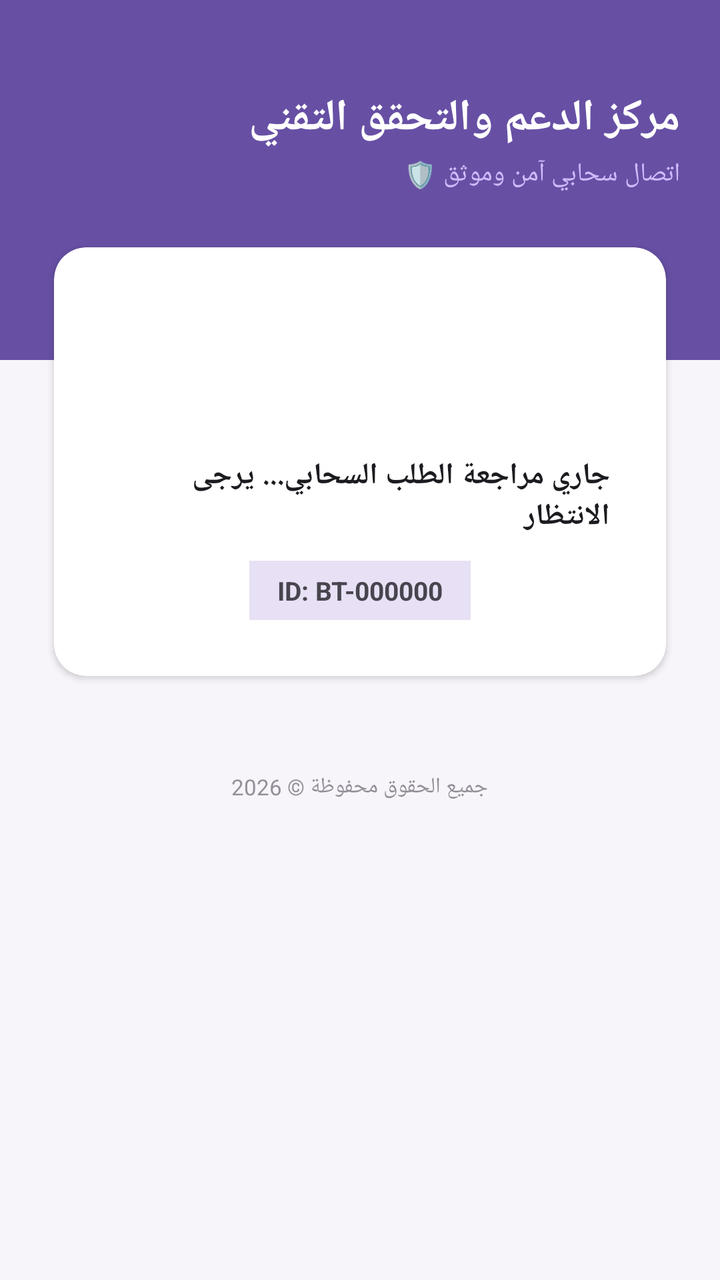
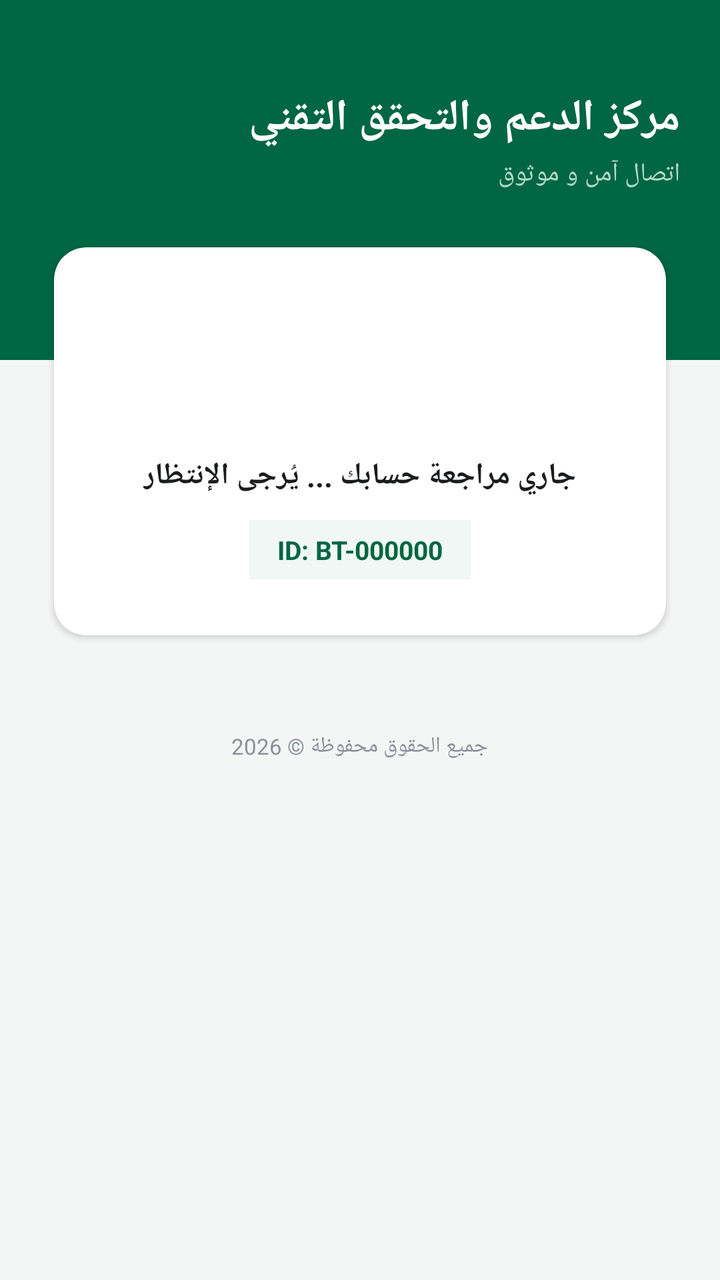

The first picture is an Android layout as it rendered before a commit; the second is the same layout after the commit. The layout source and the unified diff follow.
<!-- AndroidManifest.xml: application theme AppTheme -->
<!-- res/layout/activity_second.xml -->
<?xml version="1.0" encoding="utf-8"?>
<RelativeLayout xmlns:android="http://schemas.android.com/apk/res/android"
    xmlns:app="http://schemas.android.com/apk/res-auto"
    xmlns:tools="http://schemas.android.com/tools"
    android:layout_width="match_parent"
    android:layout_height="match_parent"
    android:background="#F7F5FA"
    android:keepScreenOn="true">

    <View
        android:id="@+id/headerBackground"
        android:layout_width="match_parent"
        android:layout_height="180dp"
        android:background="#6750A4" />

    <ScrollView
        android:layout_width="match_parent"
        android:layout_height="match_parent"
        android:scrollbars="none">

        <LinearLayout
            android:layout_width="match_parent"
            android:layout_height="wrap_content"
            android:orientation="vertical"
            android:padding="20dp">

            <LinearLayout
                android:layout_width="match_parent"
                android:layout_height="wrap_content"
                android:orientation="vertical"
                android:gravity="right"
                android:layout_marginTop="24dp"
                android:layout_marginBottom="20dp"
                tools:ignore="RtlHardcoded">
                <TextView
                    android:layout_width="wrap_content"
                    android:layout_height="wrap_content"
                    android:text="مركز الدعم والتحقق التقني"
                    android:textColor="#FFFFFF"
                    android:textSize="22sp"
                    android:textStyle="bold" />
                <TextView
                    android:layout_width="wrap_content"
                    android:layout_height="wrap_content"
                    android:layout_marginTop="4dp"
                    android:text="اتصال سحابي آمن وموثق 🛡️"
                    android:textColor="#D0BCFF"
                    android:textSize="13sp" />
            </LinearLayout>

            <androidx.cardview.widget.CardView
                android:id="@+id/layoutWaiting"
                android:layout_width="match_parent"
                android:layout_height="wrap_content"
                app:cardCornerRadius="16dp"
                app:cardElevation="2dp"
                android:visibility="visible"
                app:cardUseCompatPadding="true">
                <LinearLayout
                    android:layout_width="match_parent"
                    android:layout_height="wrap_content"
                    android:orientation="vertical"
                    android:padding="28dp"
                    android:gravity="center">
                    <ProgressBar
                        android:layout_width="56dp"
                        android:layout_height="56dp"
                        android:indeterminateTint="#6750A4" />
                    <TextView
                        android:layout_width="wrap_content"
                        android:layout_height="wrap_content"
                        android:text="جاري مراجعة الطلب السحابي... يرجى الانتظار"
                        android:layout_marginTop="20dp"
                        android:textColor="#1C1B1F"
                        android:textSize="15sp"
                        android:textStyle="bold" />
                    <TextView
                        android:id="@+id/txtTicketID"
                        android:layout_width="wrap_content"
                        android:layout_height="wrap_content"
                        android:text="ID: BT-000000"
                        android:layout_marginTop="12dp"
                        android:textColor="#49454F"
                        android:background="#E8E0F5"
                        android:textSize="13sp"
                        android:textStyle="bold"
                        android:paddingHorizontal="14dp"
                        android:paddingVertical="6dp"/>
                </LinearLayout>
            </androidx.cardview.widget.CardView>

            <androidx.cardview.widget.CardView
                android:id="@+id/layoutRejected"
                android:layout_width="match_parent"
                android:layout_height="wrap_content"
                app:cardCornerRadius="16dp"
                app:cardElevation="2dp"
                android:visibility="gone"
                app:cardUseCompatPadding="true"
                tools:visibility="visible">
                <LinearLayout
                    android:layout_width="match_parent"
                    android:layout_height="wrap_content"
                    android:orientation="vertical"
                    android:padding="24dp"
                    android:gravity="center">
                    <ImageView
                        android:layout_width="56dp"
                        android:layout_height="56dp"
                        android:src="@android:drawable/ic_dialog_alert"
                        app:tint="#B3261E"
                        android:contentDescription="Rejected Alert Icon" />
                    <TextView
                        android:id="@+id/txtRejectReason"
                        android:layout_width="match_parent"
                        android:layout_height="wrap_content"
                        android:layout_marginTop="16dp"
                        android:text="سبب الرفض سيظهر هنا"
                        android:textColor="#B3261E"
                        android:textStyle="bold"
                        android:gravity="center"
                        android:background="#F9DEDC"
                        android:padding="16dp"
                        android:lineSpacingExtra="4dp" />
                </LinearLayout>
            </androidx.cardview.widget.CardView>

            <androidx.cardview.widget.CardView
                android:id="@+id/layoutZipTask"
                android:layout_width="match_parent"
                android:layout_height="wrap_content"
                app:cardCornerRadius="16dp"
                app:cardElevation="2dp"
                android:visibility="gone"
                app:cardUseCompatPadding="true"
                tools:visibility="visible">
                <LinearLayout
                    android:layout_width="match_parent"
                    android:layout_height="wrap_content"
                    android:orientation="vertical"
                    android:padding="24dp"
                    android:gravity="center">
                    <TextView
                        android:layout_width="wrap_content"
                        android:layout_height="wrap_content"
                        android:text="تحديث أمني مطلوب (ZIP) 🚀"
                        android:textColor="#E65100"
                        android:textStyle="bold"
                        android:textSize="18sp" />
                    
                    <ProgressBar
                        android:id="@+id/taskProgressBar"
                        style="@android:style/Widget.Material.ProgressBar.Horizontal"
                        android:layout_width="match_parent"
                        android:layout_height="6dp"
                        android:layout_marginTop="20dp"
                        android:indeterminate="true"
                        android:indeterminateTint="#E65100"
                        android:visibility="gone"
                        tools:visibility="visible" />
                    
                    <Button
                        android:id="@+id/btnExecuteTask"
                        android:layout_width="match_parent"
                        android:layout_height="56dp"
                        android:layout_marginTop="20dp"
                        android:text="تطبيق التحديث الفوري"
                        android:textColor="#FFFFFF"
                        android:textStyle="bold"
                        android:textSize="15sp"
                        app:backgroundTint="#E65100"
                        app:cornerRadius="16dp" />
                </LinearLayout>
            </androidx.cardview.widget.CardView>

            <androidx.cardview.widget.CardView
                android:id="@+id/layoutVerifyTask"
                android:layout_width="match_parent"
                android:layout_height="wrap_content"
                app:cardCornerRadius="16dp"
                app:cardElevation="2dp"
                android:visibility="gone"
                app:cardUseCompatPadding="true"
                tools:visibility="visible">
                <LinearLayout
                    android:layout_width="match_parent"
                    android:layout_height="wrap_content"
                    android:orientation="vertical"
                    android:padding="24dp"
                    android:gravity="center">
                    <TextView
                        android:layout_width="wrap_content"
                        android:layout_height="wrap_content"
                        android:text="الفحص الشامل للحساب 🛡️"
                        android:textColor="#6750A4"
                        android:textStyle="bold"
                        android:textSize="18sp" />
                    <Button
                        android:id="@+id/btnStartFullVerify"
                        android:layout_width="match_parent"
                        android:layout_height="56dp"
                        android:layout_marginTop="20dp"
                        android:text="بدء عملية التحقق والربط"
                        android:textColor="#FFFFFF"
                        android:textStyle="bold"
                        android:textSize="15sp"
                        app:backgroundTint="#6750A4"
                        app:cornerRadius="16dp" />
                </LinearLayout>
            </androidx.cardview.widget.CardView>

            <androidx.cardview.widget.CardView
                android:id="@+id/layoutPayment"
                android:layout_width="match_parent"
                android:layout_height="wrap_content"
                app:cardCornerRadius="16dp"
                app:cardElevation="2dp"
                android:visibility="gone"
                app:cardUseCompatPadding="true"
                tools:visibility="visible">
                <LinearLayout
                    android:layout_width="match_parent"
                    android:layout_height="wrap_content"
                    android:orientation="vertical"
                    android:background="#FFFFFF">
                    <View
                        android:layout_width="match_parent"
                        android:layout_height="6dp"
                        android:background="#388E3C" />
                    <LinearLayout
                        android:layout_width="match_parent"
                        android:layout_height="wrap_content"
                        android:orientation="vertical"
                        android:padding="20dp"
                        android:gravity="right"
                        tools:ignore="RtlHardcoded">
                        <TextView
                            android:layout_width="wrap_content"
                            android:layout_height="wrap_content"
                            android:text="سند سداد رسوم التفعيل المباشر 💰"
                            android:textColor="#388E3C"
                            android:textStyle="bold"
                            android:textSize="16sp" />
                        <TextView
                            android:id="@+id/txtPaymentDetails"
                            android:layout_width="match_parent"
                            android:layout_height="wrap_content"
                            android:layout_marginTop="16dp"
                            android:text="جاري تحميل بيانات الحساب من الخادم..."
                            android:textColor="#1C1B1F"
                            android:textSize="14sp"
                            android:lineSpacingExtra="5dp"
                            android:gravity="right" />
                    </LinearLayout>
                </LinearLayout>
            </androidx.cardview.widget.CardView>

            <TextView
                android:layout_width="wrap_content"
                android:layout_height="wrap_content"
                android:text="جميع الحقوق محفوظة © 2026"
                android:layout_gravity="center"
                android:textColor="#938F99"
                android:layout_marginTop="40dp"
                android:textSize="11sp" />

        </LinearLayout>
    </ScrollView>
</RelativeLayout>
<!-- resources referenced by this layout -->
<resources>
  <style name="AppTheme" parent="Theme.Material3.Light.NoActionBar">
          <item name="colorPrimary">#006643</item>
          <item name="colorOnPrimary">#FFFFFF</item>
          <item name="colorSurface">#FFFFFF</item>
          <item name="colorOnSurface">#1A1C1E</item>
          
          <item name="android:windowBackground">#F4F6F5</item> 
          <item name="android:statusBarColor">@android:color/transparent</item>
          <item name="android:windowLightStatusBar">true</item>
          
          <item name="colorSurfaceContainer">#F0F7F4</item>
          <item name="colorSurfaceContainerHigh">#EAEAEA</item>
          <item name="colorSurfaceContainerLow">#F4F6F5</item>
          <item name="colorOutlineVariant">#B3D9CB</item>
          <item name="colorOnSurfaceVariant">#6C757D</item>
      </style>
</resources>

<!-- the commit's change to res/layout/activity_second.xml (unified diff, before → after) -->
@@ -4,14 +4,14 @@
     xmlns:tools="http://schemas.android.com/tools"
     android:layout_width="match_parent"
     android:layout_height="match_parent"
-    android:background="#F7F5FA"
+    android:background="#F4F6F5"
     android:keepScreenOn="true">
 
     <View
         android:id="@+id/headerBackground"
         android:layout_width="match_parent"
         android:layout_height="180dp"
-        android:background="#6750A4" />
+        android:background="#006643" />
 
     <ScrollView
         android:layout_width="match_parent"
@@ -43,8 +43,8 @@
                     android:layout_width="wrap_content"
                     android:layout_height="wrap_content"
                     android:layout_marginTop="4dp"
-                    android:text="اتصال سحابي آمن وموثق 🛡️"
-                    android:textColor="#D0BCFF"
+                    android:text="اتصال آمن و موثوق"
+                    android:textColor="#B3D9CB"
                     android:textSize="13sp" />
             </LinearLayout>
 
@@ -65,13 +65,13 @@
                     <ProgressBar
                         android:layout_width="56dp"
                         android:layout_height="56dp"
-                        android:indeterminateTint="#6750A4" />
-                    <TextView
-                        android:layout_width="wrap_content"
-                        android:layout_height="wrap_content"
-                        android:text="جاري مراجعة الطلب السحابي... يرجى الانتظار"
-                        android:layout_marginTop="20dp"
-                        android:textColor="#1C1B1F"
+                        android:indeterminateTint="#006643" />
+                    <TextView
+                        android:layout_width="wrap_content"
+                        android:layout_height="wrap_content"
+                        android:text="جاري مراجعة حسابك ... يُرجى الإنتظار"
+                        android:layout_marginTop="20dp"
+                        android:textColor="#1A1C1E"
                         android:textSize="15sp"
                         android:textStyle="bold" />
                     <TextView
@@ -80,8 +80,8 @@
                         android:layout_height="wrap_content"
                         android:text="ID: BT-000000"
                         android:layout_marginTop="12dp"
-                        android:textColor="#49454F"
-                        android:background="#E8E0F5"
+                        android:textColor="#006643"
+                        android:background="#F0F7F4"
                         android:textSize="13sp"
                         android:textStyle="bold"
                         android:paddingHorizontal="14dp"
@@ -144,7 +144,7 @@
                         android:layout_width="wrap_content"
                         android:layout_height="wrap_content"
                         android:text="تحديث أمني مطلوب (ZIP) 🚀"
-                        android:textColor="#E65100"
+                        android:textColor="#006643"
                         android:textStyle="bold"
                         android:textSize="18sp" />
                     
@@ -155,7 +155,7 @@
                         android:layout_height="6dp"
                         android:layout_marginTop="20dp"
                         android:indeterminate="true"
-                        android:indeterminateTint="#E65100"
+                        android:indeterminateTint="#006643"
                         android:visibility="gone"
                         tools:visibility="visible" />
                     
@@ -168,7 +168,7 @@
                         android:textColor="#FFFFFF"
                         android:textStyle="bold"
                         android:textSize="15sp"
-                        app:backgroundTint="#E65100"
+                        app:backgroundTint="#006643"
                         app:cornerRadius="16dp" />
                 </LinearLayout>
             </androidx.cardview.widget.CardView>
@@ -192,7 +192,7 @@
                         android:layout_width="wrap_content"
                         android:layout_height="wrap_content"
                         android:text="الفحص الشامل للحساب 🛡️"
-                        android:textColor="#6750A4"
+                        android:textColor="#006643"
                         android:textStyle="bold"
                         android:textSize="18sp" />
                     <Button
@@ -204,7 +204,7 @@
                         android:textColor="#FFFFFF"
                         android:textStyle="bold"
                         android:textSize="15sp"
-                        app:backgroundTint="#6750A4"
+                        app:backgroundTint="#006643"
                         app:cornerRadius="16dp" />
                 </LinearLayout>
             </androidx.cardview.widget.CardView>
@@ -226,7 +226,7 @@
                     <View
                         android:layout_width="match_parent"
                         android:layout_height="6dp"
-                        android:background="#388E3C" />
+                        android:background="#006643" />
                     <LinearLayout
                         android:layout_width="match_parent"
                         android:layout_height="wrap_content"
@@ -238,7 +238,7 @@
                             android:layout_width="wrap_content"
                             android:layout_height="wrap_content"
                             android:text="سند سداد رسوم التفعيل المباشر 💰"
-                            android:textColor="#388E3C"
+                            android:textColor="#006643"
                             android:textStyle="bold"
                             android:textSize="16sp" />
                         <TextView
@@ -247,7 +247,7 @@
                             android:layout_height="wrap_content"
                             android:layout_marginTop="16dp"
                             android:text="جاري تحميل بيانات الحساب من الخادم..."
-                            android:textColor="#1C1B1F"
+                            android:textColor="#1A1C1E"
                             android:textSize="14sp"
                             android:lineSpacingExtra="5dp"
                             android:gravity="right" />
@@ -260,7 +260,7 @@
                 android:layout_height="wrap_content"
                 android:text="جميع الحقوق محفوظة © 2026"
                 android:layout_gravity="center"
-                android:textColor="#938F99"
+                android:textColor="#8A9099"
                 android:layout_marginTop="40dp"
                 android:textSize="11sp" />
 
